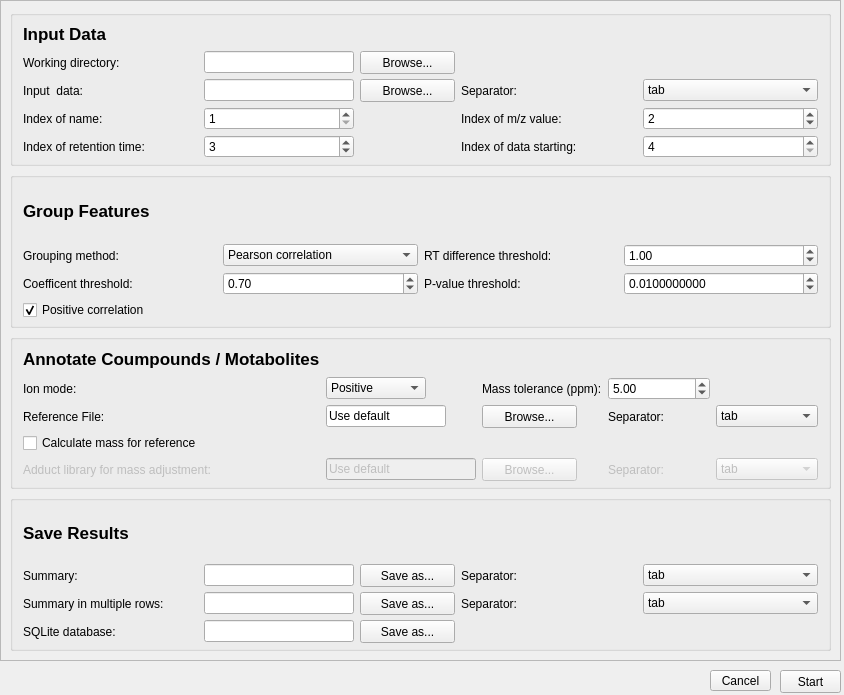
The window that lamp/qt/lamp_form.ui (wanchanglin/lamp) describes before a commit, drawn with Qt 5.
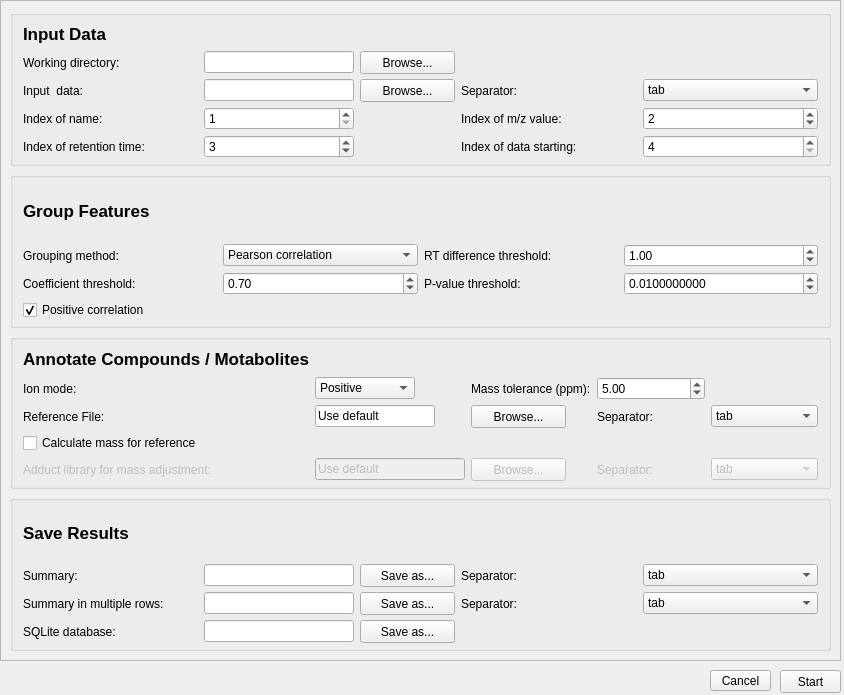
The same window after the commit.

What changed in the file:
```diff
--- a/lamp/qt/lamp_form.ui
+++ b/lamp/qt/lamp_form.ui
@@ -365,7 +365,7 @@
             <bool>true</bool>
            </property>
            <property name="text">
-            <string>Coefficent threshold:</string>
+            <string>Coefficient threshold:</string>
            </property>
           </widget>
          </item>
@@ -540,7 +540,7 @@
             </font>
            </property>
            <property name="text">
-            <string>Annotate Coumpounds / Motabolites</string>
+            <string>Annotate Compounds / Motabolites</string>
            </property>
           </widget>
          </item>
```
